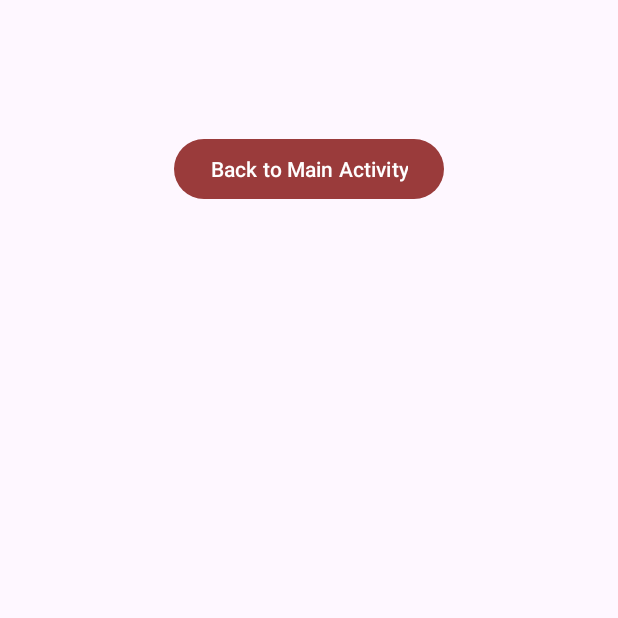
After one commit to francomano/CoffeeCraft, an Android app: the UserInfoActivity screen opened directly, with no data from a screen before it, on a phone screen of 412 x 824 dp, the top half of it. The commit adds this screen. Run offline under Robolectric (Android 15) with nearby library versions, the phone set to English and light mode, and no system bars.

Commit message:
get info fixed

```diff
--- /dev/null
+++ b/CoffeeCraftJava/app/src/main/java/com/example/coffeecraft/UserInfoActivity.java
@@ -0,0 +1,39 @@
+package com.example.coffeecraft;
+
+import android.content.Intent;
+import android.os.Bundle;
+import android.widget.Button;
+import android.widget.TextView;
+
+import androidx.appcompat.app.AppCompatActivity;
+
+public class UserInfoActivity extends AppCompatActivity {
+    @Override
+    protected void onCreate(Bundle savedInstanceState) {
+        super.onCreate(savedInstanceState);
+        setContentView(R.layout.activity_user_info);
+
+        // Get user info from intent
+        Intent intent = getIntent();
+        String userInfo = intent.getStringExtra("userInfo");
+        String token = intent.getStringExtra("token");
+
+        // Display user info
+        TextView userInfoTextView = findViewById(R.id.userInfoTextView);
+        userInfoTextView.setText(userInfo);
+
+        // Button to return to MainActivity
+        Button backButton = findViewById(R.id.backButton);
+        backButton.setOnClickListener(v -> {
+            // Create an intent to return to MainActivity
+            Intent mainActivityIntent = new Intent(UserInfoActivity.this, MainActivity.class);
+            // Pass the token back to MainActivity
+            System.out.println(token);
+            mainActivityIntent.putExtra("accessToken", token);
+            // Start the MainActivity
+            startActivity(mainActivityIntent);
+            // Finish the current activity
+            finish();
+        });
+    }
+}
--- /dev/null
+++ b/CoffeeCraftJava/app/src/main/res/layout/activity_user_info.xml
@@ -0,0 +1,27 @@
+<LinearLayout xmlns:android="http://schemas.android.com/apk/res/android"
+    xmlns:tools="http://schemas.android.com/tools"
+    android:layout_width="match_parent"
+    android:layout_height="match_parent"
+    android:orientation="vertical"
+    android:padding="16dp"
+    tools:context=".UserInfoActivity">
+
+    <TextView
+        android:id="@+id/userInfoTextView"
+        android:layout_width="match_parent"
+        android:layout_height="wrap_content"
+        android:textSize="18sp"
+        android:textColor="@color/black"
+        android:gravity="center"
+        android:padding="16dp"
+        android:text="User Info will be displayed here" />
+
+    <Button
+        android:id="@+id/backButton"
+        android:layout_width="wrap_content"
+        android:layout_height="wrap_content"
+        android:text="Back to Main Activity"
+        android:layout_gravity="center"
+        android:layout_marginTop="16dp"/>
+
+</LinearLayout>
--- a/CoffeeCraftJava/app/src/main/res/values/strings.xml
+++ b/CoffeeCraftJava/app/src/main/res/values/strings.xml
@@ -6,4 +6,7 @@
     <string name="happy">happy\n</string>
     <string name="joyfull">joyfull\n</string>
     <string name="ecstasy">ecstasy</string>
+    <string name="back_button_text">Back to Main Activity</string>
+    <string name="user_info_placeholder">User Info will be displayed here</string>
+
 </resources>
```
Also changed, not shown: CoffeeCraftJava/app/src/main/AndroidManifest.xml (+6 -5 lines), CoffeeCraftJava/app/src/main/java/com/example/coffeecraft/MainActivity.java (+29 -5 lines).
